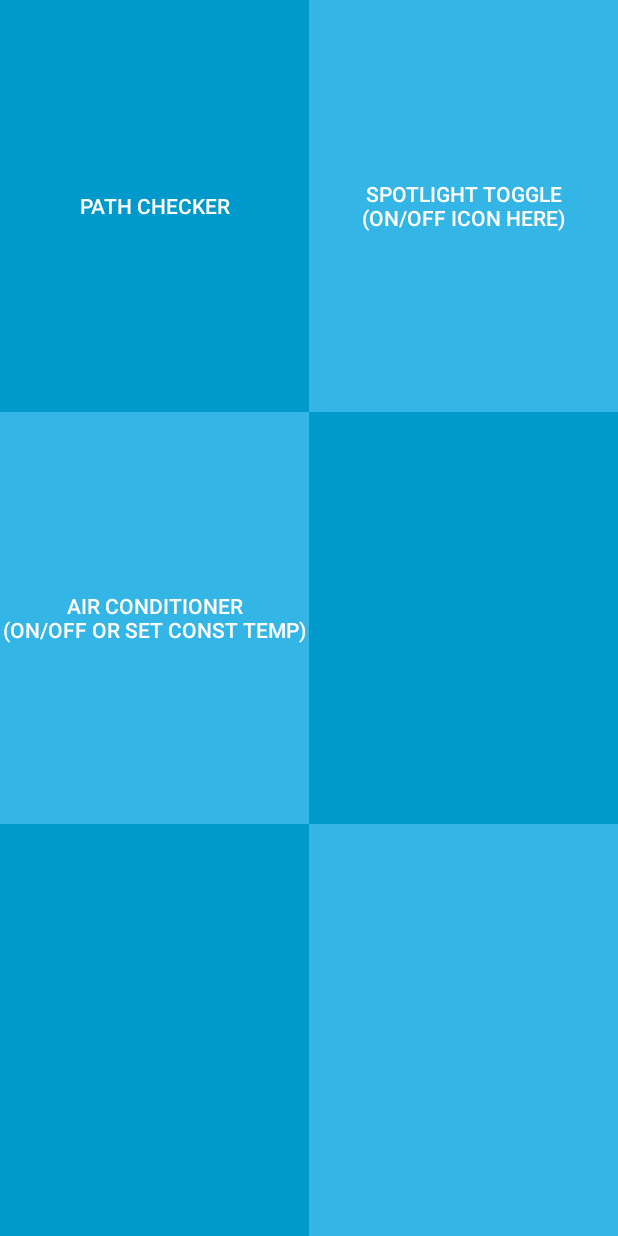
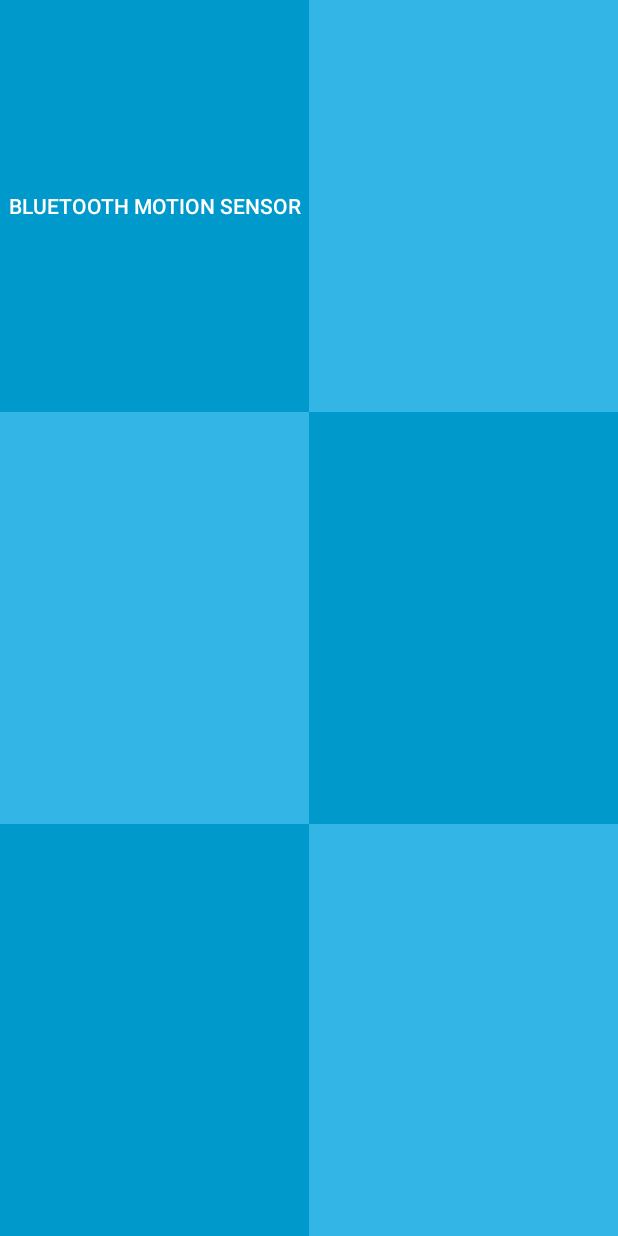
Before and after one commit to Shane-Jansen/motion-detector-android, an Android app: the layout fragment_home.xml on its own in the app's theme, with its tools: preview values and no code run, on a phone screen of 412 x 824 dp. Run offline under Robolectric (Android 15) with nearby library versions, the phone set to English and light mode, and no system bars.

Commit message:
Cleaned up layouts, styles, and strings.

```diff
--- a/app/src/main/res/layout/activity_main.xml
+++ b/app/src/main/res/layout/activity_main.xml
@@ -3,9 +3,7 @@
     android:orientation="vertical" android:layout_width="match_parent"
     android:layout_height="match_parent">
 
-    <include
-        layout="@layout/view_toolbar"
-        />
+    <include layout="@layout/view_toolbar" />
 
     <FrameLayout
         android:id="@+id/fragment_container"
--- a/app/src/main/res/layout/fragment_home.xml
+++ b/app/src/main/res/layout/fragment_home.xml
@@ -1,13 +1,15 @@
 <LinearLayout xmlns:android="http://schemas.android.com/apk/res/android"
     android:layout_width="match_parent"
     android:layout_height="match_parent"
-    android:orientation="vertical">
+    android:orientation="vertical"
+    >
 
     <LinearLayout
         android:layout_width="match_parent"
         android:layout_height="match_parent"
         android:weightSum="3"
-        android:orientation="vertical">
+        android:orientation="vertical"
+        >
 
         <!-- Section 1 -->
         <LinearLayout
@@ -16,21 +18,24 @@
             android:layout_weight="1"
             android:orientation="horizontal"
             android:gravity="center"
-            android:weightSum="2">
+            android:weightSum="2"
+            >
             <Button
                 android:id="@+id/bthPathChecker"
                 android:layout_width="0dp"
                 android:layout_height="match_parent"
                 android:layout_weight="1"
-                android:text="Path Checker"
-                android:background="@android:color/holo_blue_dark"/>
+                android:text="@string/home.bluetooth.motion"
+                android:background="@android:color/holo_blue_dark"
+                />
             <Button
                 android:id="@+id/btnSpotlightToggle"
                 android:layout_width="0dp"
                 android:layout_height="match_parent"
                 android:layout_weight="1"
-                android:text="Spotlight Toggle\n(On/Off Icon Here)"
-                android:background="@android:color/holo_blue_light"/>
+                android:text=""
+                android:background="@android:color/holo_blue_light"
+                />
         </LinearLayout>
 
         <!-- Section 2 -->
@@ -40,20 +45,23 @@
             android:layout_weight="1"
             android:orientation="horizontal"
             android:gravity="center"
-            android:weightSum="2">
+            android:weightSum="2"
+            >
             <Button
                 android:id="@+id/btnAirConditioner"
                 android:layout_width="0dp"
                 android:layout_height="match_parent"
                 android:layout_weight="1"
-                android:text="Air Conditioner\n(On/Off or Set Const Temp)"
-                android:background="@android:color/holo_blue_light"/>
+                android:text=""
+                android:background="@android:color/holo_blue_light"
+                />
             <Button
                 android:layout_width="0dp"
                 android:layout_height="match_parent"
                 android:layout_weight="1"
                 android:text=""
-                android:background="@android:color/holo_blue_dark"/>
+                android:background="@android:color/holo_blue_dark"
+                />
         </LinearLayout>
 
         <!-- Section 3 -->
@@ -63,21 +71,23 @@
             android:layout_weight="1"
             android:orientation="horizontal"
             android:gravity="center"
-            android:weightSum="2">
+            android:weightSum="2"
+            >
             <Button
                 android:layout_width="0dp"
                 android:layout_height="match_parent"
                 android:layout_weight="1"
                 android:text=""
-                android:background="@android:color/holo_blue_dark"/>
+                android:background="@android:color/holo_blue_dark"
+                />
             <Button
                 android:layout_width="0dp"
                 android:layout_height="match_parent"
                 android:layout_weight="1"
                 android:text=""
-                android:background="@android:color/holo_blue_light"/>
+                android:background="@android:color/holo_blue_light"
+                />
         </LinearLayout>
-
 
     </LinearLayout>
 </LinearLayout>
--- a/app/src/main/res/values/strings.xml
+++ b/app/src/main/res/values/strings.xml
@@ -4,4 +4,7 @@
 
     <string name="hello_world">Hello world!</string>
     <string name="action_settings">Settings</string>
+
+    <string name="bluetooth.search">Search For Access</string>
+    <string name="home.bluetooth.motion">Bluetooth Motion Sensor</string>
 </resources>
--- a/app/src/main/res/values/styles.xml
+++ b/app/src/main/res/values/styles.xml
@@ -6,4 +6,10 @@
         <item name="colorPrimary">@color/colorPrimary</item>
         <item name="colorPrimaryDark">@color/colorPrimaryDark</item>
     </style>
+
+    <style name="StdButton">
+        <item name="android:background">@android:color/holo_blue_light</item>
+        <item name="android:paddingLeft">10dp</item>
+        <item name="android:paddingRight">10dp</item>
+    </style>
 </resources>
```
Also changed, not shown: app/src/main/res/layout/fragment_bluetooth.xml (+5 -5 lines).
